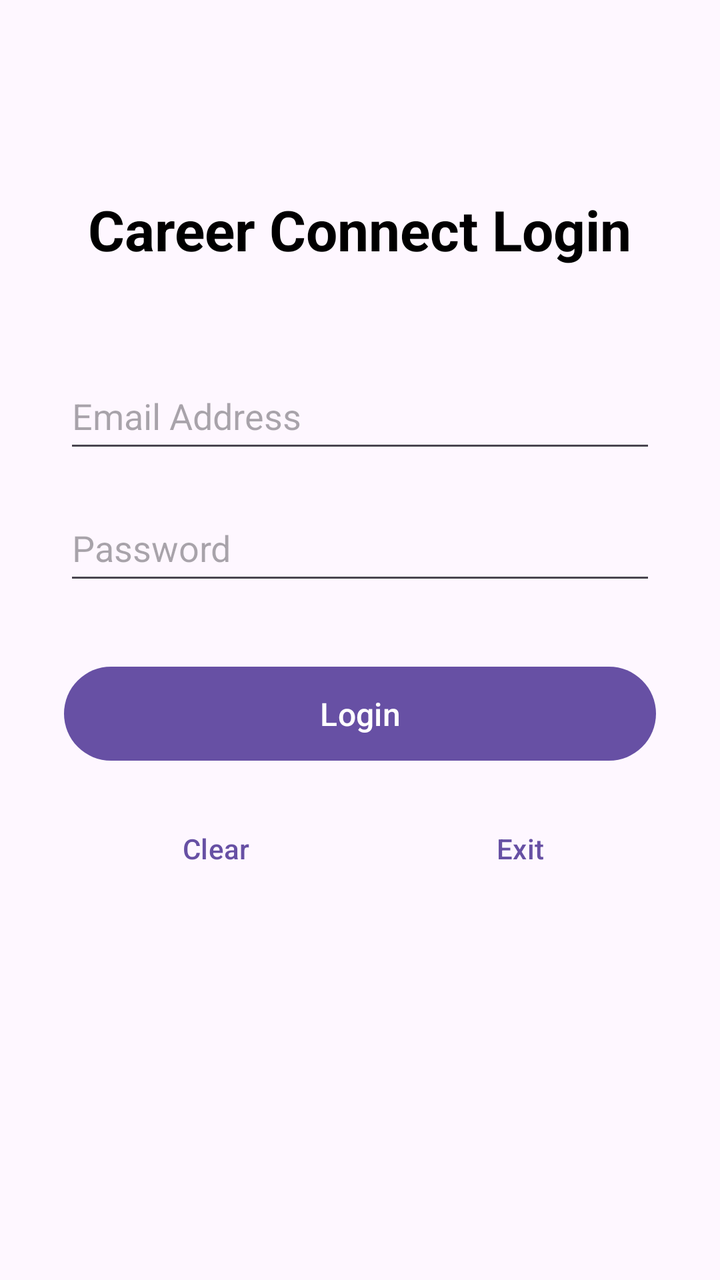
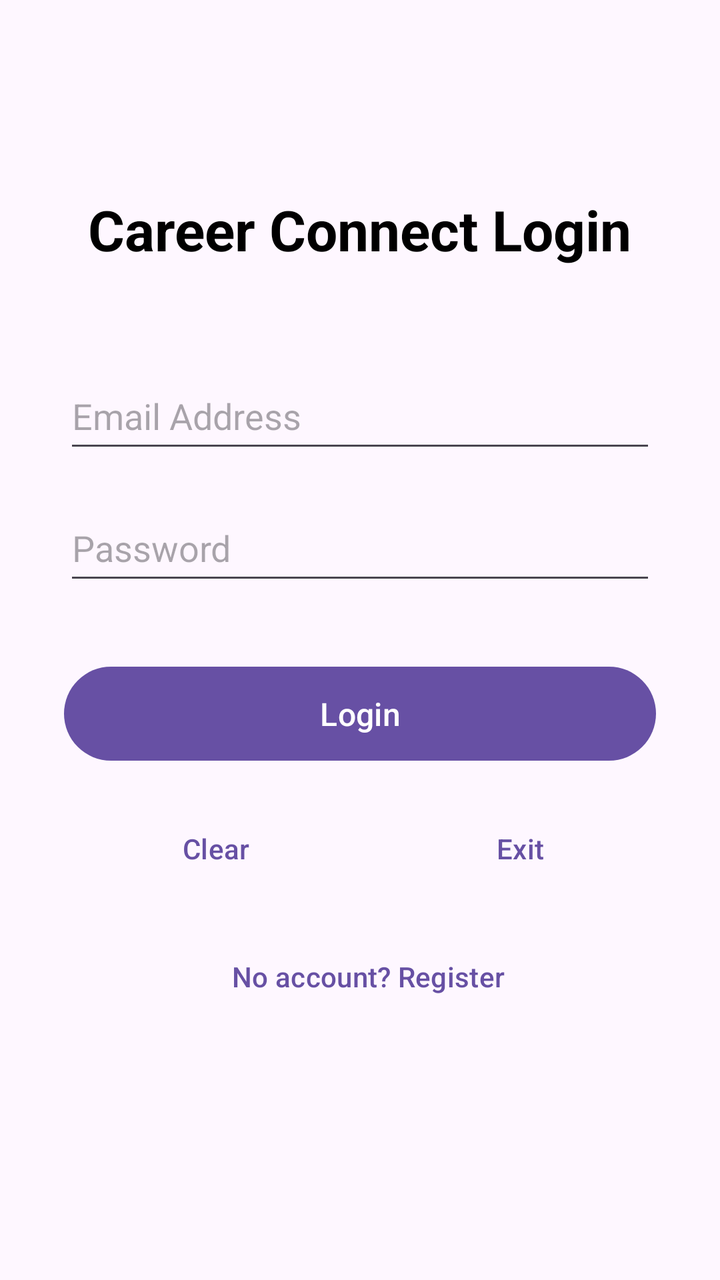

Two renders of the same Android screen: before a commit and after it. Below are the layout's source before the change and the commit's diff.
<!-- AndroidManifest.xml: application theme Theme.CareerConnect_Frontend -->
<!-- res/layout/login_layout.xml -->
<?xml version="1.0" encoding="utf-8"?>
<androidx.constraintlayout.widget.ConstraintLayout
    xmlns:android="http://schemas.android.com/apk/res/android"
    xmlns:app="http://schemas.android.com/apk/res-auto"
    android:layout_width="match_parent"
    android:layout_height="match_parent"
    android:padding="32dp">

    <TextView
        android:id="@+id/lblLogin"
        android:layout_width="wrap_content"
        android:layout_height="wrap_content"
        android:text="Career Connect Login"
        android:textSize="28sp"
        android:textStyle="bold"
        android:textColor="@color/black"
        app:layout_constraintTop_toTopOf="parent"
        app:layout_constraintStart_toStartOf="parent"
        app:layout_constraintEnd_toEndOf="parent"
        android:layout_marginTop="64dp" />

    <EditText
        android:id="@+id/txtName"
        android:layout_width="match_parent"
        android:layout_height="50dp"
        android:hint="Email Address"
        android:inputType="textEmailAddress"
        android:layout_marginTop="48dp"
        app:layout_constraintTop_toBottomOf="@id/lblLogin" />

    <EditText
        android:id="@+id/txtPassword"
        android:layout_width="match_parent"
        android:layout_height="50dp"
        android:hint="Password"
        android:inputType="textPassword"
        android:layout_marginTop="16dp"
        app:layout_constraintTop_toBottomOf="@id/txtName" />

    <Button
        android:id="@+id/btnSubmit"
        android:layout_width="match_parent"
        android:layout_height="55dp"
        android:text="Login"
        android:textSize="16sp"
        android:layout_marginTop="32dp"
        app:layout_constraintTop_toBottomOf="@id/txtPassword" />

    <LinearLayout
        android:layout_width="match_parent"
        android:layout_height="wrap_content"
        android:orientation="horizontal"
        android:layout_marginTop="16dp"
        app:layout_constraintTop_toBottomOf="@id/btnSubmit">

        <Button
            android:id="@+id/btnClear"
            android:layout_width="0dp"
            android:layout_height="wrap_content"
            android:layout_weight="1"
            android:text="Clear"
            style="?android:attr/buttonBarButtonStyle"
            android:layout_marginEnd="8dp"/>

        <Button
            android:id="@+id/btnExit"
            android:layout_width="0dp"
            android:layout_height="wrap_content"
            android:layout_weight="1"
            android:text="Exit"
            style="?android:attr/buttonBarButtonStyle"
            android:layout_marginStart="8dp"/>
    </LinearLayout>

</androidx.constraintlayout.widget.ConstraintLayout>
<!-- resources referenced by this layout -->
<resources>
  <color name="black">#FF000000</color>
  <style name="Theme.CareerConnect_Frontend" parent="Base.Theme.CareerConnect_Frontend" />
  <style name="Base.Theme.CareerConnect_Frontend" parent="Theme.Material3.DayNight.NoActionBar">
          
      </style>
</resources>

<!-- the commit's change to res/layout/login_layout.xml (unified diff, before → after) -->
@@ -47,6 +47,7 @@
         app:layout_constraintTop_toBottomOf="@id/txtPassword" />
 
     <LinearLayout
+        android:id="@+id/rowButtons"
         android:layout_width="match_parent"
         android:layout_height="wrap_content"
         android:orientation="horizontal"
@@ -72,4 +73,13 @@
             android:layout_marginStart="8dp"/>
     </LinearLayout>
 
+    <Button
+        android:id="@+id/btnGoRegister"
+        android:layout_width="match_parent"
+        android:layout_height="wrap_content"
+        android:text="No account? Register"
+        style="?android:attr/buttonBarButtonStyle"
+        android:layout_marginTop="16dp"
+        app:layout_constraintTop_toBottomOf="@id/rowButtons" />
+
 </androidx.constraintlayout.widget.ConstraintLayout>
